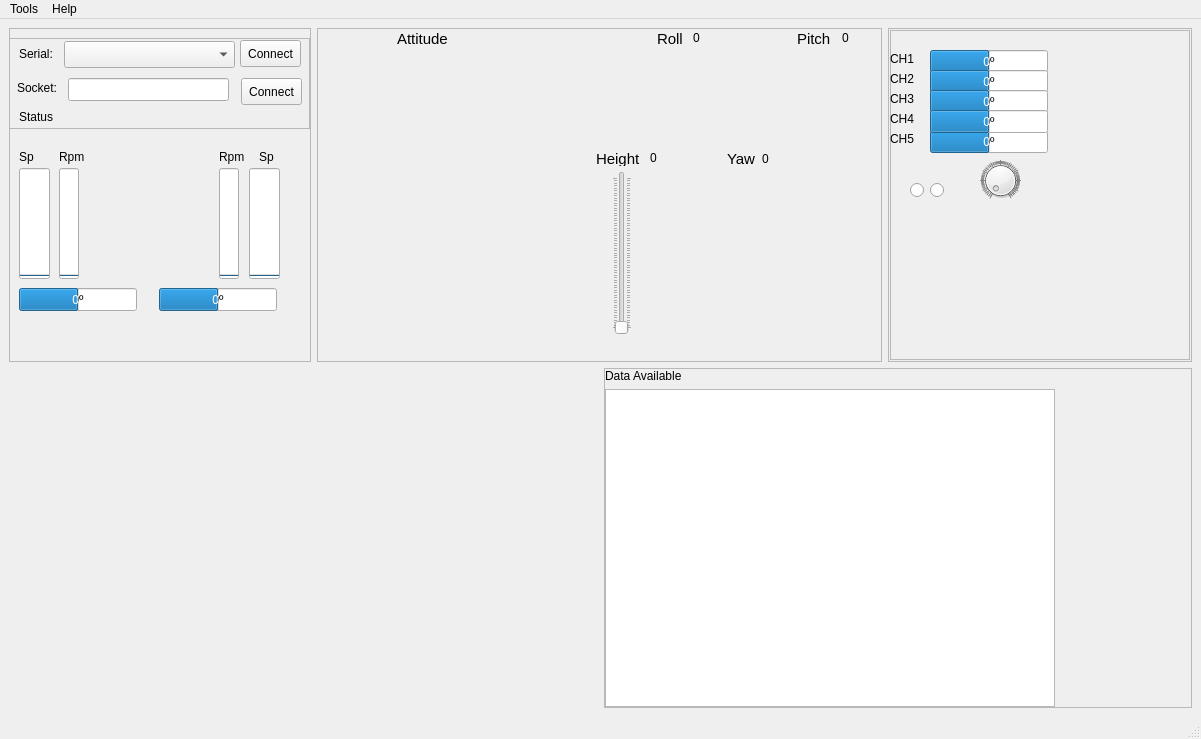
Old version of the form windows/vant.ui in the repository iurobpn/provant-groundstation.
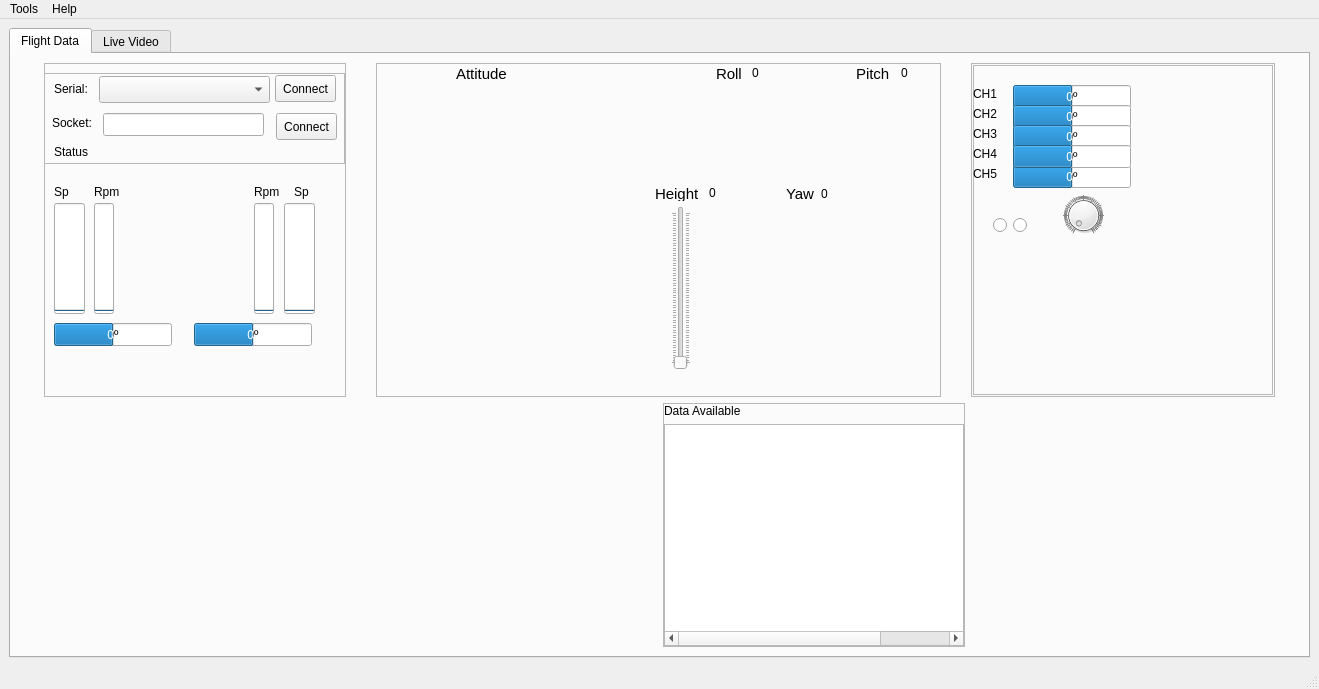
New version of the form. The open tabs and pages were chosen to show the change. Custom widgets are drawn as their Qt base class.

Commit message: fixed usage of wrong file.

```diff
--- a/windows/vant.ui
+++ b/windows/vant.ui
@@ -6,17 +6,63 @@
    <rect>
     <x>0</x>
     <y>0</y>
-    <width>1200</width>
-    <height>739</height>
+    <width>1319</width>
+    <height>689</height>
    </rect>
   </property>
   <property name="windowTitle">
    <string>ProVANT-GroundStation</string>
   </property>
   <widget class="QWidget" name="centralwidget">
-   <layout class="QVBoxLayout" name="verticalLayout_7">
-    <item>
+   <layout class="QGridLayout" name="gridLayout">
+    <property name="sizeConstraint">
+     <enum>QLayout::SetMaximumSize</enum>
+    </property>
+    <item row="0" column="0">
+     <widget class="QTabWidget" name="tabWidget">
+      <property name="sizePolicy">
+       <sizepolicy hsizetype="Expanding" vsizetype="Expanding">
+        <horstretch>0</horstretch>
+        <verstretch>0</verstretch>
+       </sizepolicy>
+      </property>
+      <property name="minimumSize">
+       <size>
+        <width>9</width>
+        <height>0</height>
+       </size>
+      </property>
+      <property name="currentIndex">
+       <number>1</number>
+      </property>
+      <widget class="QWidget" name="tab">
+       <property name="enabled">
+        <bool>true</bool>
+       </property>
+       <property name="sizePolicy">
+        <sizepolicy hsizetype="Expanding" vsizetype="Expanding">
+         <horstretch>0</horstretch>
+         <verstretch>0</verstretch>
+        </sizepolicy>
+       </property>
+       <property name="maximumSize">
+        <size>
+         <width>2000</width>
+         <height>16777215</height>
+        </size>
+       </property>
+       <property name="layoutDirection">
+        <enum>Qt::LeftToRight</enum>
+       </property>
+       <attribute name="title">
+        <string>Flight Data</string>
+       </attribute>
+       <layout class="QGridLayout" name="gridLayout_2">
+        <item row="0" column="0">
      <layout class="QVBoxLayout" name="verticalLayout_2">
+          <property name="sizeConstraint">
+           <enum>QLayout::SetDefaultConstraint</enum>
+          </property>
       <item>
        <layout class="QHBoxLayout" name="horizontalLayout_4">
         <item>
@@ -39,7 +85,7 @@
           <property name="maximumSize">
            <size>
             <width>302</width>
-            <height>334</height>
+                <height>500</height>
            </size>
           </property>
           <property name="frameShape">
@@ -941,8 +987,14 @@
         <item>
          <widget class="QwtPlot" name="qwtPlot"/>
         </item>
-        <item>
-         <widget class="QFrame" name="frame">
+            <item alignment="Qt::AlignLeft">
+             <widget class="QFrame" name="frame_5">
+              <property name="maximumSize">
+               <size>
+                <width>302</width>
+                <height>16777215</height>
+               </size>
+              </property>
           <property name="frameShape">
            <enum>QFrame::StyledPanel</enum>
           </property>
@@ -1039,14 +1091,22 @@
      </layout>
     </item>
    </layout>
-   <zorder></zorder>
+      </widget>
+      <widget class="QWidget" name="tab_2">
+       <attribute name="title">
+        <string>Live Video</string>
+       </attribute>
+      </widget>
+     </widget>
+    </item>
+   </layout>
   </widget>
   <widget class="QMenuBar" name="menubar">
    <property name="geometry">
     <rect>
      <x>0</x>
      <y>0</y>
-     <width>1200</width>
+     <width>1319</width>
      <height>25</height>
     </rect>
    </property>
```
Left out of the diff: 31 changed lines with no effect on the pictures. Lines whose indentation alone changed are shown as unchanged. The commit also changes 1 other file.
